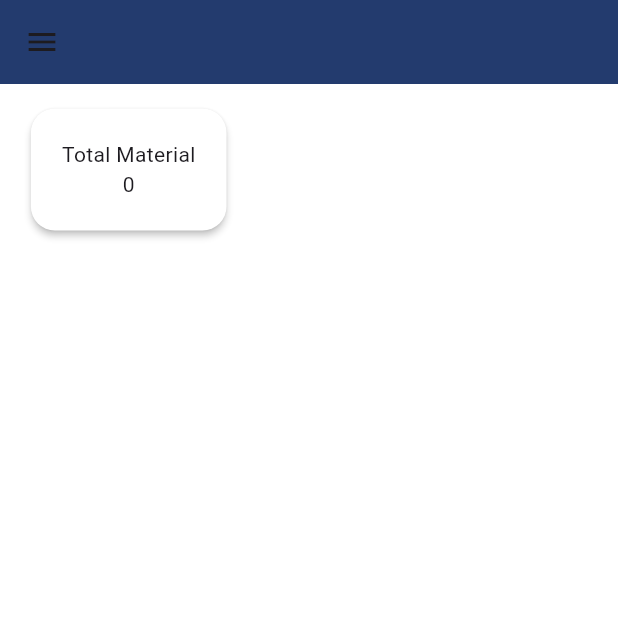
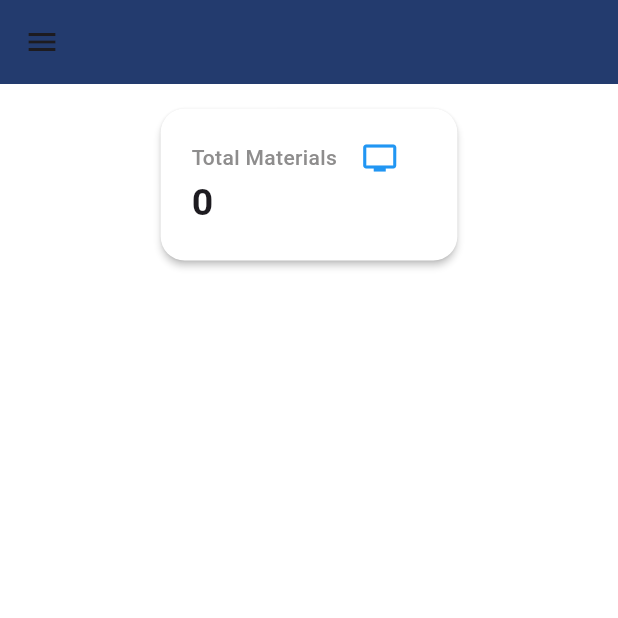
Before and after one commit to ashir227/MatFlow, a Flutter app: the DashBoard screen opened directly, on a phone screen of 412 x 824 dp, the top half of it. Run offline on Flutter 3.47's test engine with Material 3 defaults, Android fonts, the phone set to English and light mode, and no system bars; our stand-ins replace hive, hive_flutter, image_picker; missing offline and left inert: dart:ffi; accounts and stored records are empty.

Commit message:
Dashboard items

```diff
--- /dev/null
+++ b/lib/Core/Widgets/DashCard.dart
@@ -0,0 +1,40 @@
+import 'package:flutter/material.dart';
+import 'package:matflow/providers/addmatlist.dart';
+import 'package:provider/provider.dart';
+
+Widget Dcard(BuildContext context) {
+  double w = MediaQuery.of(context).size.width;
+  double h = MediaQuery.of(context).size.height;
+  final matqty = context.watch<AddmatProvider>().material.length;
+  return Card(
+    margin: EdgeInsets.symmetric(horizontal: w * 0.26, vertical: h * 0.02),
+    color: Colors.white,
+    elevation: 2,
+    shape: RoundedRectangleBorder(borderRadius: BorderRadius.circular(16)),
+    child: Padding(
+      padding: EdgeInsets.all(w * 0.05),
+      child: Column(
+        crossAxisAlignment: CrossAxisAlignment.start,
+        children: [
+          Row(
+            children: [
+              Text(
+                "Total Materials",
+                style: TextStyle(
+                  fontWeight: FontWeight.w500,
+                  color: const Color.fromARGB(255, 142, 141, 141),
+                ),
+              ),
+              SizedBox(width: w * 0.04),
+              Icon(Icons.tv, color: Colors.blue),
+            ],
+          ),
+          Text(
+            "$matqty ",
+            style: TextStyle(fontSize: 25, fontWeight: FontWeight.w700),
+          ),
+        ],
+      ),
+    ),
+  );
+}
--- a/lib/Screens/Dashboard.dart
+++ b/lib/Screens/Dashboard.dart
@@ -1,4 +1,5 @@
 import 'package:flutter/material.dart';
+import 'package:matflow/Core/Widgets/DashCard.dart';
 import 'package:matflow/Core/Widgets/Textfield.dart';
 import 'package:matflow/Screens/drawer.dart';
 import 'package:matflow/Core/buttons/elevated.dart';
@@ -12,34 +13,11 @@ class DashBoard extends StatelessWidget {
 
   @override
   Widget build(BuildContext context) {
-    double w = MediaQuery.of(context).size.width;
-    double h = MediaQuery.of(context).size.height;
-    final matqty = context.watch<AddmatProvider>().material.length;
     return Scaffold(
       backgroundColor: Appcolor.background,
       appBar: AppBar(backgroundColor: Appcolor.Mat),
       drawer: AppDrawer(),
-      body: Column(
-        children: [
-          Card(
-            margin: EdgeInsets.symmetric(
-              horizontal: w * 0.05,
-              vertical: h * 0.02,
-            ),
-            color: Colors.white,
-            elevation: 2,
-            shape: RoundedRectangleBorder(
-              borderRadius: BorderRadiusGeometry.circular(16),
-            ),
-            child: Padding(
-              padding: EdgeInsetsGeometry.all(w * 0.05),
-              child: Column(
-                children: [Text("Total Material"), Text("$matqty")],
-              ),
-            ),
-          ),
-        ],
-      ),
+      body: Column(children: [Dcard(context)]),
     );
   }
 }
```
